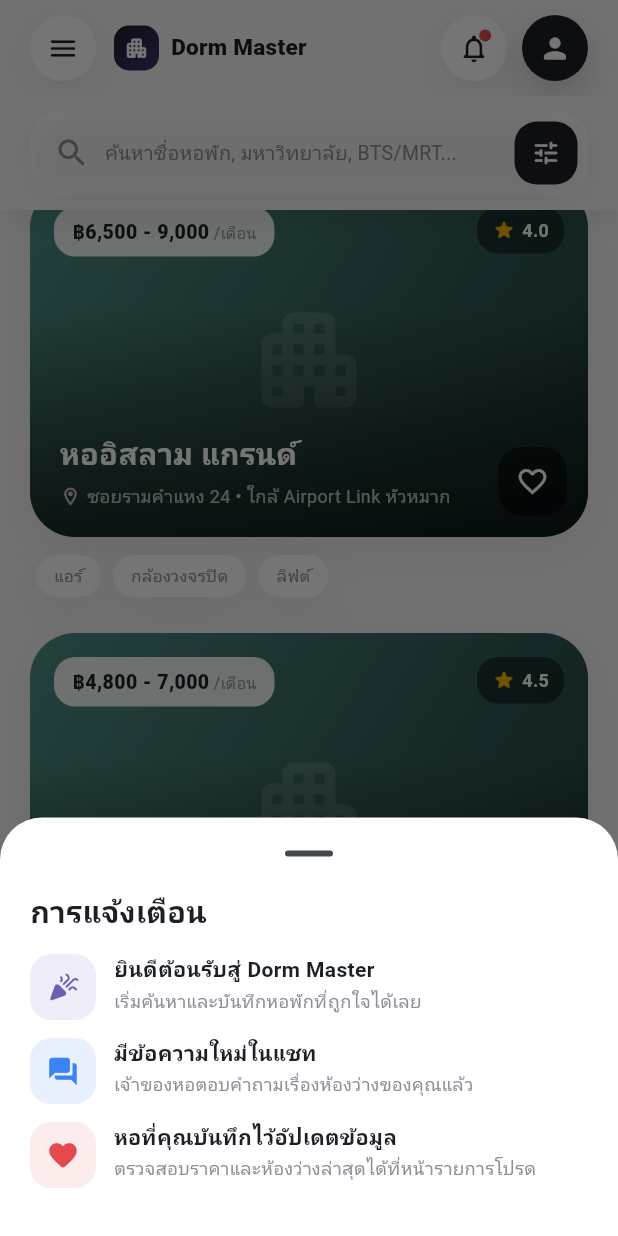
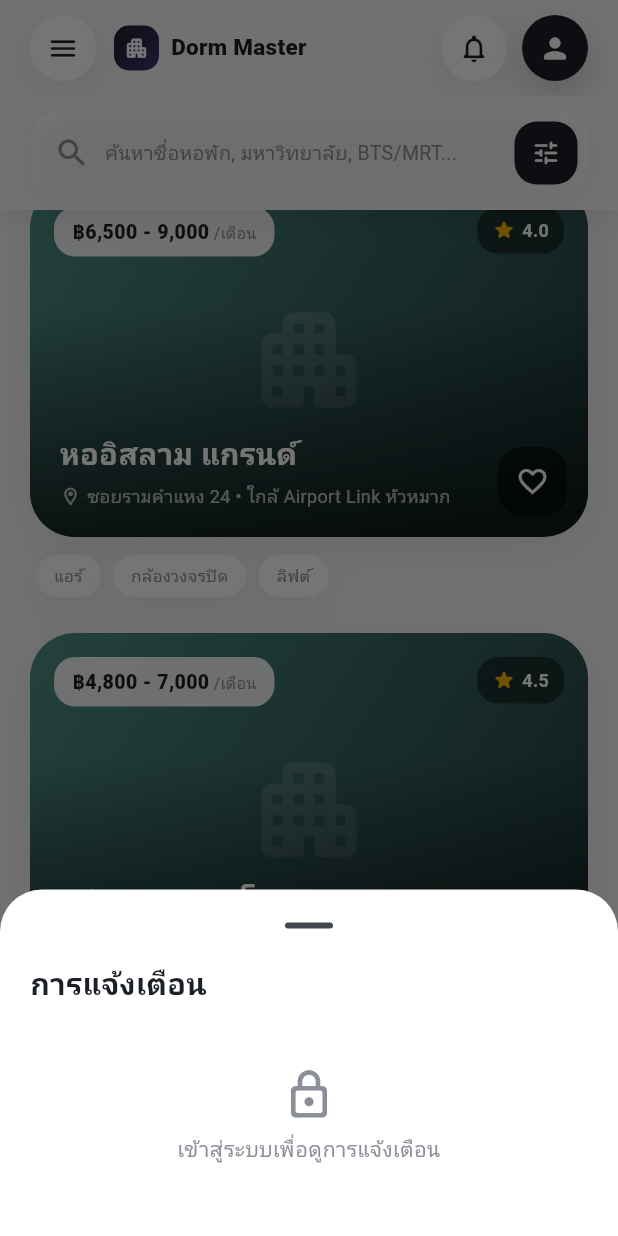
Before and after one commit to Frame2145555/MiniProject_Booking_Dorm, a Flutter app: the screen it shows after launch, scrolled down 562 dp, after a tap on the "notifications none" icon, on a phone screen of 412 x 824 dp. Run offline on Flutter 3.47's test engine with Material 3 defaults, Android fonts, the phone set to English and light mode, and no system bars; our stand-ins replace file_picker, socket_io_client; network calls fail.

Commit message:
app top bar: real notification bell and notifications sheet

```diff
--- a/hubrage/lib/widgets/app_top_bar.dart
+++ b/hubrage/lib/widgets/app_top_bar.dart
@@ -1,5 +1,9 @@
+import 'dart:async';
+
 import 'package:flutter/material.dart';
 
+import '../services/notification_service.dart';
+import '../services/session.dart';
 import '../theme/app_theme.dart';
 
 /// แถบบนของแอป: เมนู 3 ขีด (ซ้าย) • โลโก้ • แจ้งเตือน + บัญชี (ขวาบน)
@@ -9,7 +13,6 @@ class AppTopBar extends StatelessWidget implements PreferredSizeWidget {
   final VoidCallback onNotifications;
   final VoidCallback? onAccount; // null = ไม่แสดงปุ่มบัญชี
   final String? subtitle;
-  final bool hasUnread;
 
   const AppTopBar({
     super.key,
@@ -17,7 +20,6 @@ class AppTopBar extends StatelessWidget implements PreferredSizeWidget {
     required this.onNotifications,
     this.onAccount,
     this.subtitle,
-    this.hasUnread = true,
   });
 
   @override
@@ -42,12 +44,7 @@ class AppTopBar extends StatelessWidget implements PreferredSizeWidget {
                 ),
                 const SizedBox(width: 12),
                 Expanded(child: _Brand(subtitle: subtitle)),
-                CircleIconButton(
-                  icon: Icons.notifications_none_rounded,
-                  tooltip: 'การแจ้งเตือน',
-                  showDot: hasUnread,
-                  onPressed: onNotifications,
-                ),
+                _NotificationBell(onPressed: onNotifications),
                 if (onAccount != null) ...[
                   const SizedBox(width: 10),
                   Tooltip(
@@ -139,36 +136,229 @@ class _Brand extends StatelessWidget {
   }
 }
 
-/// แผงการแจ้งเตือน (ข้อมูลตัวอย่างสำหรับต้นแบบ)
+/// กระดิ่งแจ้งเตือน: จุดแดงขึ้นเมื่อมีรายการที่ยังไม่อ่านจริงจาก server
+/// (เช็กทุก 30 วินาที และเช็กใหม่ทุกครั้งที่ login / logout)
+class _NotificationBell extends StatefulWidget {
+  final VoidCallback onPressed;
+  const _NotificationBell({required this.onPressed});
+
+  @override
+  State<_NotificationBell> createState() => _NotificationBellState();
+}
+
+class _NotificationBellState extends State<_NotificationBell> {
+  Timer? _timer;
+
+  void _refresh() => NotificationService.instance.refreshUnread();
+
+  @override
+  void initState() {
+    super.initState();
+    Session.loggedIn.addListener(_refresh);
+    _timer = Timer.periodic(const Duration(seconds: 30), (_) => _refresh());
+    _refresh();
+  }
+
+  @override
+  void dispose() {
+    _timer?.cancel();
+    Session.loggedIn.removeListener(_refresh);
+    super.dispose();
+  }
+
+  @override
+  Widget build(BuildContext context) {
+    return ValueListenableBuilder<int>(
+      valueListenable: NotificationService.unread,
+      builder: (context, unread, _) => CircleIconButton(
+        icon: unread > 0
+            ? Icons.notifications_rounded
+            : Icons.notifications_none_rounded,
+        tooltip: 'การแจ้งเตือน',
+        showDot: unread > 0,
+        onPressed: widget.onPressed,
+      ),
+    );
+  }
+}
+
+/// แผงการแจ้งเตือน (ข้อมูลจริงจาก GET /api/notifications)
+/// เปิดแผงแล้วระบบทำเครื่องหมาย "อ่านแล้ว" ให้ทั้งหมด (รายการใหม่ยังไฮไลต์อยู่ในแผงนี้)
 void showNotificationsSheet(BuildContext context) {
-  const items = [
-    (
-      Icons.celebration_rounded,
-      AppColors.accent,
-      AppColors.accentSoft,
-      'ยินดีต้อนรับสู่ Dorm Master',
-      'เริ่มค้นหาและบันทึกหอพักที่ถูกใจได้เลย',
-    ),
-    (
-      Icons.forum_rounded,
-      AppColors.info,
-      AppColors.infoSoft,
-      'มีข้อความใหม่ในแชท',
-      'เจ้าของหอตอบคำถามเรื่องห้องว่างของคุณแล้ว',
-    ),
-    (
-      Icons.favorite_rounded,
-      AppColors.danger,
-      AppColors.dangerSoft,
-      'หอที่คุณบันทึกไว้อัปเดตข้อมูล',
-      'ตรวจสอบราคาและห้องว่างล่าสุดได้ที่หน้ารายการโปรด',
-    ),
-  ];
-
   showModalBottomSheet<void>(
     context: context,
     showDragHandle: true,
-    builder: (ctx) => SafeArea(
+    isScrollControlled: true,
+    builder: (ctx) => const _NotificationsSheet(),
+  );
+}
+
+class _NotificationsSheet extends StatefulWidget {
+  const _NotificationsSheet();
+
+  @override
+  State<_NotificationsSheet> createState() => _NotificationsSheetState();
+}
+
+class _NotificationsSheetState extends State<_NotificationsSheet> {
+  bool _loading = true;
+  String? _error;
+  List<NotificationItem> _items = const [];
+
+  @override
+  void initState() {
+    super.initState();
+    _load();
+  }
+
+  Future<void> _load() async {
+    if (!Session.isLoggedIn) {
+      setState(() => _loading = false);
+      return;
+    }
+    setState(() {
+      _loading = true;
+      _error = null;
+    });
+    try {
+      final result = await NotificationService.instance.fetch();
+      if (!mounted) return;
+      setState(() => _items = result.items);
+      if (result.unread > 0) {
+        await NotificationService.instance.markAllRead();
+      }
+    } on NotificationException catch (error) {
+      if (mounted) setState(() => _error = error.message);
+    } finally {
+      if (mounted) setState(() => _loading = false);
+    }
+  }
+
+  (IconData, Color, Color) _style(String type) {
+    switch (type) {
+      case 'deposit_approved':
+        return (Icons.payments_rounded, AppColors.success, AppColors.successSoft);
+      default:
+        return (Icons.notifications_rounded, AppColors.accent, AppColors.accentSoft);
+    }
+  }
+
+  String _when(DateTime t) =>
+      '${t.day}/${t.month}/${t.year} ${t.hour.toString().padLeft(2, '0')}:${t.minute.toString().padLeft(2, '0')}';
+
+  Widget _message(IconData icon, String text) => Padding(
+    padding: const EdgeInsets.symmetric(vertical: 28),
+    child: Center(
+      child: Column(
+        mainAxisSize: MainAxisSize.min,
+        children: [
+          Icon(icon, size: 36, color: AppColors.muted),
+          const SizedBox(height: 8),
+          Text(
+            text,
+            textAlign: TextAlign.center,
+            style: const TextStyle(color: AppColors.muted),
+          ),
+        ],
+      ),
+    ),
+  );
+
+  Widget _tile(NotificationItem item) {
+    final (icon, color, soft) = _style(item.type);
+    return Container(
+      margin: const EdgeInsets.only(bottom: 10),
+      padding: const EdgeInsets.all(12),
+      decoration: BoxDecoration(
+        color: item.isRead ? Colors.transparent : AppColors.accentSoft,
+        borderRadius: BorderRadius.circular(14),
+      ),
+      child: Row(
+        crossAxisAlignment: CrossAxisAlignment.start,
+        children: [
+          Container(
+            width: 44,
+            height: 44,
+            decoration: BoxDecoration(
+              color: soft,
+              borderRadius: BorderRadius.circular(14),
+            ),
+            child: Icon(icon, color: color, size: 22),
+          ),
+          const SizedBox(width: 12),
+          Expanded(
+            child: Column(
+              crossAxisAlignment: CrossAxisAlignment.start,
+              children: [
+                Text(
+                  item.title,
+                  style: const TextStyle(
+                    fontWeight: FontWeight.w700,
+                    fontSize: 14,
+                  ),
+                ),
+                const SizedBox(height: 2),
+                Text(
+                  item.body,
+                  style: const TextStyle(
+                    color: AppColors.muted,
+                    fontSize: 12,
+                    height: 1.4,
+                  ),
+                ),
+                if (item.createdAt != null) ...[
+                  const SizedBox(height: 4),
+                  Text(
+                    _when(item.createdAt!),
+                    style: const TextStyle(color: AppColors.muted, fontSize: 11),
+                  ),
+                ],
+              ],
+            ),
+          ),
+        ],
+      ),
+    );
+  }
+
+  @override
+  Widget build(BuildContext context) {
+    Widget content;
+    if (!Session.isLoggedIn) {
+      content = _message(
+        Icons.lock_outline_rounded,
+        'เข้าสู่ระบบเพื่อดูการแจ้งเตือน',
+      );
+    } else if (_loading) {
+      content = const Padding(
+        padding: EdgeInsets.symmetric(vertical: 28),
+        child: Center(child: CircularProgressIndicator()),
+      );
+    } else if (_error != null) {
+      content = Column(
+        children: [
+          _message(Icons.error_outline_rounded, _error!),
+          TextButton(onPressed: _load, child: const Text('ลองใหม่')),
+        ],
+      );
+    } else if (_items.isEmpty) {
+      content = _message(
+        Icons.notifications_none_rounded,
+        'ยังไม่มีการแจ้งเตือน',
+      );
+    } else {
+      content = ConstrainedBox(
+        constraints: BoxConstraints(
+          maxHeight: MediaQuery.of(context).size.height * 0.6,
+        ),
+        child: ListView(
+          shrinkWrap: true,
+          children: [for (final item in _items) _tile(item)],
+        ),
+      );
+    }
+
+    return SafeArea(
       child: Padding(
         padding: const EdgeInsets.fromLTRB(20, 0, 20, 20),
         child: Column(
@@ -180,52 +370,10 @@ void showNotificationsSheet(BuildContext context) {
               style: TextStyle(fontSize: 20, fontWeight: FontWeight.w800),
             ),
             const SizedBox(height: 14),
-            ...items.map(
-              (item) => Padding(
-                padding: const EdgeInsets.only(bottom: 12),
-                child: Row(
-                  crossAxisAlignment: CrossAxisAlignment.start,
-                  children: [
-                    Container(
-                      width: 44,
-                      height: 44,
-                      decoration: BoxDecoration(
-                        color: item.$3,
-                        borderRadius: BorderRadius.circular(14),
-                      ),
-                      child: Icon(item.$1, color: item.$2, size: 22),
-                    ),
-                    const SizedBox(width: 12),
-                    Expanded(
-                      child: Column(
-                        crossAxisAlignment: CrossAxisAlignment.start,
-                        children: [
-                          Text(
-                            item.$4,
-                            style: const TextStyle(
-                              fontWeight: FontWeight.w700,
-                              fontSize: 14,
-                            ),
-                          ),
-                          const SizedBox(height: 2),
-                          Text(
-                            item.$5,
-                            style: const TextStyle(
-                              color: AppColors.muted,
-                              fontSize: 12,
-                              height: 1.4,
-                            ),
-                          ),
-                        ],
-                      ),
-                    ),
-                  ],
-                ),
-              ),
-            ),
+            content,
           ],
         ),
       ),
-    ),
-  );
+    );
+  }
 }
```
